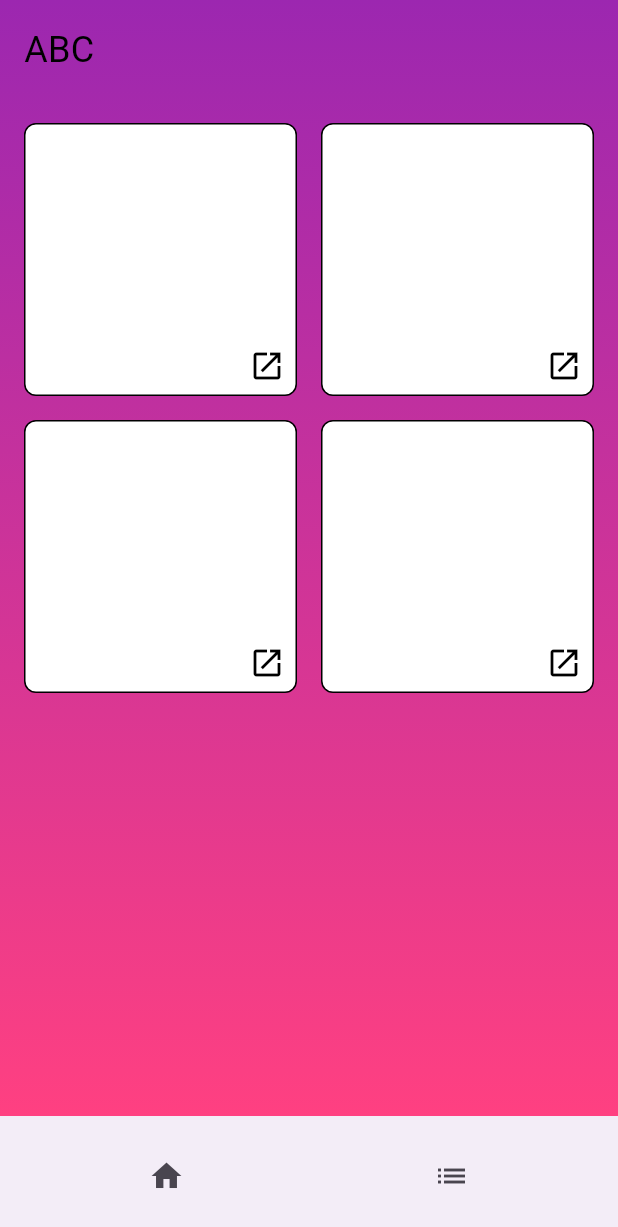
After one commit to krisha1012/wellnessapp, a Flutter app: the Features screen opened by its route, on a phone screen of 412 x 824 dp. The commit adds this screen. Shown: the top 1227 px of the screen. Run offline on Flutter 3.47's test engine with Material 3 defaults, Android fonts, the phone set to English and light mode, and no system bars; our stand-ins replace flutter_spinkit.

Commit message:
with features and todo list page

```diff
--- /dev/null
+++ b/lib/features.dart
@@ -0,0 +1,142 @@
+import 'package:flutter/material.dart';
+import 'todo.dart'; // Import the TodoPage file
+
+void main() {
+  runApp(MyApp());
+}
+
+class MyApp extends StatelessWidget {
+  @override
+  Widget build(BuildContext context) {
+    return MaterialApp(
+      home: Features(),  // Set Features as the home screen
+    );
+  }
+}
+
+class Features extends StatelessWidget {
+  @override
+  Widget build(BuildContext context) {
+    return Scaffold(
+      body: Container(
+        decoration: BoxDecoration(
+          gradient: LinearGradient(
+            begin: Alignment.topCenter,
+            end: Alignment.bottomCenter,
+            colors: [Colors.purple, Colors.pinkAccent],
+          ),
+        ),
+        child: Column(
+          children: [
+            // Top text
+            Padding(
+              padding: const EdgeInsets.all(16.0),
+              child: Align(
+                alignment: Alignment.topLeft,
+                child: Text(
+                  'ABC',
+                  style: TextStyle(
+                    color: Colors.black,
+                    fontSize: 24,
+                  ),
+                ),
+              ),
+            ),
+            // Grid of 4 boxes with icons
+            Expanded(
+              child: Padding(
+                padding: const EdgeInsets.all(16.0),
+                child: GridView.count(
+                  crossAxisCount: 2,
+                  mainAxisSpacing: 16,
+                  crossAxisSpacing: 16,
+                  children: List.generate(4, (index) {
+                    return GestureDetector(
+                      onTap: () {
+                        // Navigate to TodoPage when Box 0 is tapped
+                        if (index == 0) {
+                          Navigator.push(
+                            context,
+                            MaterialPageRoute(builder: (context) => TodoPage()),
+                          );
+                        } else {
+                          Navigator.push(
+                            context,
+                            MaterialPageRoute(
+                                builder: (context) => DetailPage(index: index)),
+                          );
+                        }
+                      },
+                      child: Stack(
+                        children: [
+                          Container(
+                            decoration: BoxDecoration(
+                              color: Colors.white,
+                              borderRadius: BorderRadius.circular(8),
+                              border: Border.all(
+                                color: Colors.black,
+                              ),
+                            ),
+                          ),
+                          Positioned(
+                            bottom: 8,
+                            right: 8,
+                            child: Icon(
+                              Icons.open_in_new,
+                              size: 24,
+                              color: Colors.black,
+                            ),
+                          ),
+                        ],
+                      ),
+                    );
+                  }),
+                ),
+              ),
+            ),
+          ],
+        ),
+      ),
+      // Bottom Navigation Bar
+      bottomNavigationBar: BottomAppBar(
+        shape: CircularNotchedRectangle(),
+        notchMargin: 6.0,
+        child: Row(
+          mainAxisAlignment: MainAxisAlignment.spaceAround,
+          children: [
+            IconButton(
+              icon: Icon(Icons.home),
+              onPressed: () {},
+            ),
+            IconButton(
+              icon: Icon(Icons.list),
+              onPressed: () {},
+            ),
+          ],
+        ),
+      ),
+    );
+  }
+}
+
+// New page that opens on tapping any container except Box 0
+class DetailPage extends StatelessWidget {
+  final int index;
+
+  DetailPage({required this.index});
+
+  @override
+  Widget build(BuildContext context) {
+    return Scaffold(
+      appBar: AppBar(
+        title: Text('Detail Page for Box $index'),
+      ),
+      body: Center(
+        child: Text(
+          'You opened box number $index',
+          style: TextStyle(fontSize: 24),
+        ),
+      ),
+    );
+  }
+}
--- a/lib/login_screen.dart
+++ b/lib/login_screen.dart
@@ -30,7 +30,7 @@ class _LoginScreenState extends State<LoginScreen> {
 
       if (response.statusCode == 200) {
         // Login successful, navigate to home screen
-        Navigator.pushReplacementNamed(context, '/home');
+        Navigator.pushReplacementNamed(context, '/features');
       } else {
         final responseData = jsonDecode(response.body);
         setState(() {
--- a/lib/main.dart
+++ b/lib/main.dart
@@ -2,6 +2,7 @@ import 'package:flutter/material.dart';
 import 'splash_screen.dart'; // Importing the splash screen
 import 'login_screen.dart'; // Importing the login screen
 import 'registeration_page.dart'; // Importing the registration screen
+import 'features.dart'; //Importing the features screen
 
 void main() {
   runApp(MyApp());
@@ -22,6 +23,7 @@ class MyApp extends StatelessWidget {
         '/login': (context) => LoginScreen(),
         '/signUp': (context) => RegisterScreen(), // Registration page route
         '/home': (context) => HomePage(),
+        '/features': (context) => Features(),
       },
     );
   }
--- a/pubspec.yaml
+++ b/pubspec.yaml
@@ -37,6 +37,7 @@ dependencies:
   cupertino_icons: ^1.0.8
   flutter_spinkit: ^5.2.1
   http: ^1.2.2
+  intl: ^0.19.0
 
 dev_dependencies:
   flutter_test:
```
Also changed, not shown: lib/todo.dart (added, +232 -0 lines), pubspec.lock.
